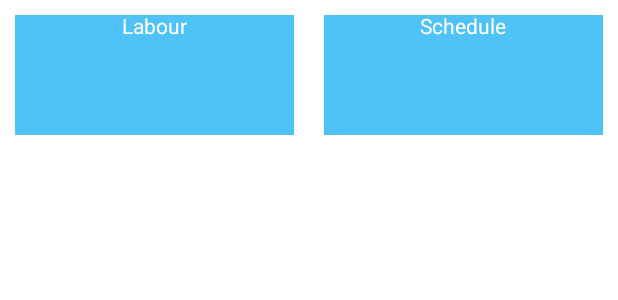
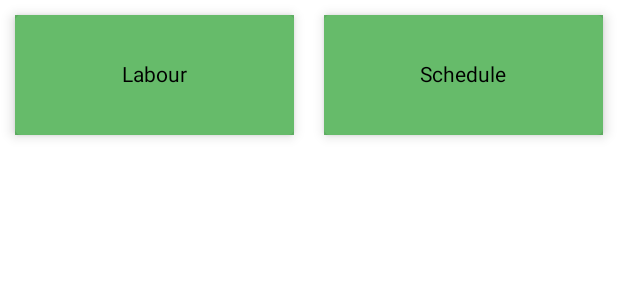
Before and after one commit to ganeshhsb/DigitalDairy, an Android app built with Jetpack Compose: the @Preview function GreetingPreview, on a phone screen of 412 x 824 dp. Shown: the top 300 px of the screen. Run offline under Robolectric (Android 15) with nearby library versions, the phone set to English and light mode, and no system bars.

Commit message:
Updated theme

```diff
--- a/LaboursDairy/src/main/java/com/digitaldairy/labour/workscreen/WorkListingViewModel.kt
+++ b/LaboursDairy/src/main/java/com/digitaldairy/labour/workscreen/WorkListingViewModel.kt
@@ -20,7 +20,7 @@ import kotlinx.coroutines.withContext
 @HiltViewModel
 class WorkListingViewModel @Inject constructor(
     application: Application,
-    var workDetailUsecase: WorkDetailUsecase
+    private var workDetailUsecase: WorkDetailUsecase
 ) : AndroidViewModel(application) {
     @OptIn(ExperimentalMaterial3Api::class)
     var workEntryDate: MutableLiveData<DatePickerState> = MutableLiveData()
--- a/app/src/main/java/com/digitaldairy/MainActivity.kt
+++ b/app/src/main/java/com/digitaldairy/MainActivity.kt
@@ -1,7 +1,5 @@
 package com.digitaldairy
 
-//import io.reactivex.rxjava3.core.Observable
-//import io.reactivex.rxjava3.core.Single
 import android.content.Intent
 import android.os.Bundle
 import androidx.activity.ComponentActivity
@@ -12,10 +10,13 @@ import androidx.compose.foundation.layout.Arrangement
 import androidx.compose.foundation.layout.Box
 import androidx.compose.foundation.layout.Column
 import androidx.compose.foundation.layout.Row
+import androidx.compose.foundation.layout.fillMaxHeight
 import androidx.compose.foundation.layout.fillMaxSize
 import androidx.compose.foundation.layout.fillMaxWidth
 import androidx.compose.foundation.layout.height
 import androidx.compose.foundation.layout.padding
+import androidx.compose.material3.Card
+import androidx.compose.material3.CardDefaults
 import androidx.compose.material3.MaterialTheme
 import androidx.compose.material3.Surface
 import androidx.compose.runtime.Composable
@@ -34,7 +35,6 @@ class MainActivity : ComponentActivity() {
     private val TAG = "MainActivity"
     override fun onCreate(savedInstanceState: Bundle?) {
         super.onCreate(savedInstanceState)
-        // testSingle()
         setContent {
             HelloComposeTheme {
                 // A surface container using the 'background' color from the theme
@@ -46,68 +46,9 @@ class MainActivity : ComponentActivity() {
                 }
             }
         }
-//        testSingleMergeDelayError().subscribe({
-//            Log.d(TAG, "onCreate: ${it}")
-//        }, {
-//            Log.d(TAG, "onCreate:${it.message} ")
-//        }, {
-//            Log.d(TAG, "onCreate: ")
-//        })
+    }
 }
 
-//    fun testSingleMergeDelayError(): Flowable<String> {
-//        val list = arrayOf("asf", "test").toList().map {
-//            testSingle(it + 123)
-//        }
-//
-//        return Single.create<String> { it.onSuccess("") }.flatMapPublisher {
-//            Single.mergeDelayError(
-//                list
-//            )
-//        }
-//    }
-
-//    fun testSingle(value: String): Single<String> {
-//        return Single.create<String> { it.onSuccess(value) }
-//    }
-}
-
-
-//fun testSingle(){
-//    val list = arrayListOf<Single<Int>>()
-//    list.add(getError())
-//    for (i in 1..5){
-//        list.add(getSingleInteger(i))
-//    }
-//    list.add(getError())
-//    Single.mergeDelayError(list).flatMap {
-//        getSingleFloat(it).map {
-//            it*100
-//        }
-//    }.subscribe({ it->
-//        Log.d("Random", "testSingle: "+it)
-//    },{it->
-//        Log.d("Random", "Error testSingle: "+it)
-//    },{
-//        Log.d("Random", "Error completed")
-//    }).dispose()
-//}
-//
-//fun getError(): Single<Int> {
-//    return Single.error(Throwable("Test"))
-//}
-
-//fun getSingleInteger(i:Int): Single<Int> {
-//    return Single.create { emitter ->
-//        val random = Random(100).nextInt(0,100)
-//        Log.d("Random", "getSingleInteger: "+i)
-//        emitter.onSuccess(i)
-//    }
-//}
-//
-//fun getSingleFloat(i:Int): Observable<Int> {
-//    return Observable.just(i)
-//}
 
 @Composable
 fun Greeting(name: String, modifier: Modifier = Modifier) {
@@ -120,7 +61,9 @@ fun Greeting(name: String, modifier: Modifier = Modifier) {
             verticalAlignment = Alignment.CenterVertically,
             horizontalArrangement = Arrangement.SpaceAround
         ) {
-            Box(
+            Card(
+                elevation = CardDefaults.cardElevation(5.dp),
+                colors = CardDefaults.cardColors(MaterialTheme.colorScheme.secondary),
                 modifier = Modifier
                     .weight(1f)
                     .height(100.dp)
@@ -132,6 +75,12 @@ fun Greeting(name: String, modifier: Modifier = Modifier) {
                         context.startActivity(intent)
                     }
             ) {
+                Box(
+                    contentAlignment = Alignment.Center,
+                    modifier = Modifier
+                        .fillMaxWidth()
+                        .fillMaxHeight()
+                ) {
                     AppText(
                         "Labour",
                         modifier = Modifier.fillMaxWidth(),
@@ -139,13 +88,26 @@ fun Greeting(name: String, modifier: Modifier = Modifier) {
                         textStyle = TextStyle(color = MaterialTheme.colorScheme.onSecondary)
                     )
                 }
-            Box(
+            }
+            Card(
+                elevation = CardDefaults.cardElevation(5.dp),
+                colors = CardDefaults.cardColors(MaterialTheme.colorScheme.secondary),
                 modifier = Modifier
                     .weight(1f)
                     .height(100.dp)
                     .padding(10.dp)
                     .background(color = MaterialTheme.colorScheme.secondary)
                     .align(alignment = Alignment.CenterVertically)
+                    .clickable {
+                        val intent = Intent(context, LabourActivity::class.java)
+                        context.startActivity(intent)
+                    }
+            ) {
+                Box(
+                    contentAlignment = Alignment.Center,
+                    modifier = Modifier
+                        .fillMaxWidth()
+                        .fillMaxHeight()
                 ) {
                     AppText(
                         "Schedule",
@@ -153,6 +115,7 @@ fun Greeting(name: String, modifier: Modifier = Modifier) {
                         modifier = Modifier.fillMaxWidth(),
                         textStyle = TextStyle(color = MaterialTheme.colorScheme.onSecondary)
                     )
+                }
             }
         }
 
--- a/composecomponents/build.gradle.kts
+++ b/composecomponents/build.gradle.kts
@@ -18,4 +18,5 @@ dependencies {
     commonDependency()
     compose()
     composeTesting()
+    roomTesting()
 }
```
Also changed, not shown: LaboursDairy/src/main/java/com/digitaldairy/common/CommonComposables.kt (+13 -2 lines), LaboursDairy/src/main/java/com/digitaldairy/labour/listing/PeopleListingScreen.kt (+4 -3 lines), LaboursDairy/src/main/java/com/digitaldairy/labour/theme/Theme.kt (+25 -46 lines), LaboursDairy/src/main/java/com/digitaldairy/labour/workscreen/workdetail.kt (+41 -18 lines), LaboursDairy/src/main/java/com/digitaldairy/labour/workscreen/worklisting.kt (+39 -0 lines), composecomponents/src/main/java/com/digitaldairy/compose/appcomponents/CommonComposables.kt (+17 -10 lines). Lines whose indentation alone changed are shown as unchanged.
